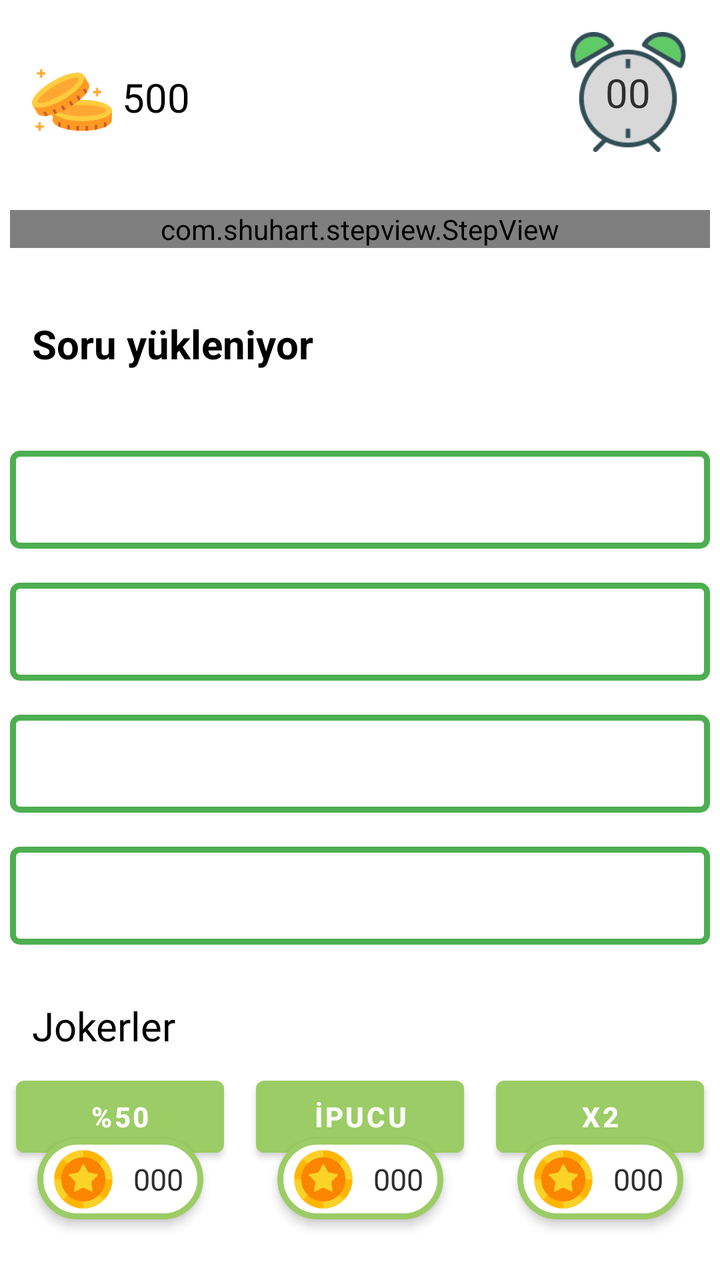
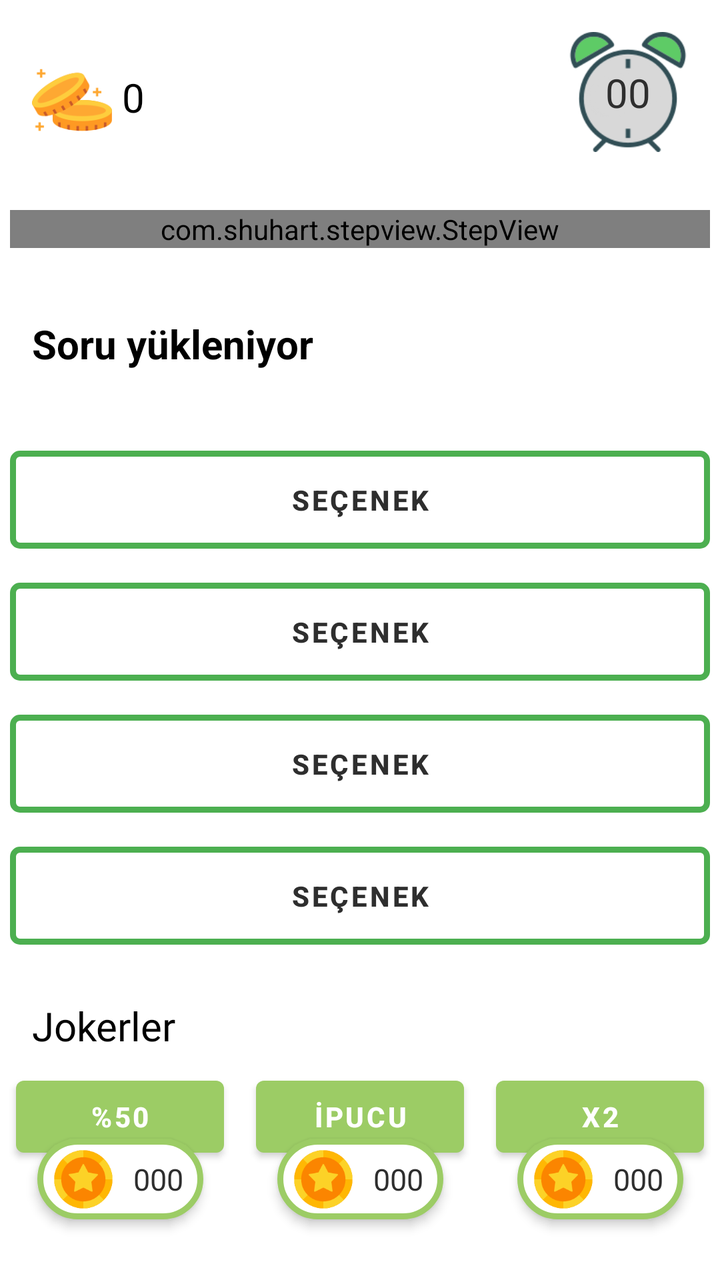

Compare the two renders of this Android layout. The source of the first and the diff that turns it into the second are given below.
<!-- AndroidManifest.xml: application theme Theme.Yolcu -->
<!-- res/layout/activity_info_game.xml -->
<?xml version="1.0" encoding="utf-8"?>
<androidx.constraintlayout.widget.ConstraintLayout xmlns:android="http://schemas.android.com/apk/res/android"
    xmlns:app="http://schemas.android.com/apk/res-auto"
    xmlns:tools="http://schemas.android.com/tools"
    android:layout_width="match_parent"
    android:layout_height="match_parent"
    android:theme="@style/Theme.Yolcu"
    tools:context=".game.InfoGameActivity">

    
    <ImageView
        android:id="@+id/coinImage"
        android:layout_width="40dp"
        android:layout_height="40dp"
        android:layout_marginStart="16dp"
        android:layout_marginTop="30dp"
        android:src="@drawable/coin_2"
        app:layout_constraintEnd_toStartOf="@id/gold_amount_text"
        app:layout_constraintStart_toStartOf="parent"
        app:layout_constraintTop_toTopOf="parent" />

    <TextView
        android:id="@+id/gold_amount_text"
        android:layout_width="wrap_content"
        android:layout_height="wrap_content"
        android:layout_marginStart="5dp"
        android:layout_marginTop="35dp"
        android:fontFamily="@font/tomorrow_b"
        android:text="500"
        android:textSize="20sp"
        app:layout_constraintStart_toEndOf="@+id/coinImage"
        app:layout_constraintTop_toTopOf="parent" />

    

    <ImageView
        android:id="@+id/clockImage"
        android:layout_width="60dp"
        android:layout_height="60dp"
        android:layout_margin="16dp"
        android:layout_marginTop="16dp"
        android:src="@drawable/clock"
        app:layout_constraintEnd_toEndOf="parent"
        app:layout_constraintTop_toTopOf="parent" />

    <TextView
        android:id="@+id/timer_text"
        android:layout_width="wrap_content"
        android:layout_height="wrap_content"
        android:fontFamily="@font/tomorrow_b"
        android:textColor="@color/infoGameText"
        android:text="@string/default_timer"
        android:textSize="20sp"
        app:layout_constraintBottom_toBottomOf="@id/clockImage"
        app:layout_constraintEnd_toEndOf="@id/clockImage"
        app:layout_constraintStart_toStartOf="@id/clockImage"
        app:layout_constraintTop_toTopOf="@id/clockImage" />

    <androidx.constraintlayout.widget.Guideline
        android:id="@+id/guideline"
        android:layout_width="wrap_content"
        android:layout_height="wrap_content"
        android:orientation="horizontal"
        app:layout_constraintGuide_begin="100dp" />
    
    <TextView
        android:id="@+id/question_text"
        android:layout_width="0dp"
        android:layout_height="wrap_content"
        android:layout_margin="16dp"
        android:text="@string/soru_yukleniyor"
        android:textSize="20sp"
        android:textStyle="bold"
        app:layout_constraintBottom_toTopOf="@+id/option_1"
        app:layout_constraintEnd_toEndOf="parent"
        app:layout_constraintStart_toStartOf="parent"
        app:layout_constraintTop_toBottomOf="@id/step_view" />

    
    <Button
        android:id="@+id/option_1"
        style="@style/GreenOutlinedButton"
        android:layout_width="0dp"
        android:layout_height="wrap_content"
        android:layout_margin="5dp"
        android:layout_marginStart="8dp"
        android:layout_marginEnd="8dp"
        android:padding="15dp"
        android:textStyle="bold"
        app:layout_constraintBottom_toTopOf="@+id/option_2"
        app:layout_constraintEnd_toEndOf="parent"
        app:layout_constraintStart_toStartOf="parent" />

    <Button
        android:id="@+id/option_2"
        style="@style/GreenOutlinedButton"
        android:layout_width="0dp"
        android:layout_height="wrap_content"
        android:layout_margin="5dp"
        android:layout_marginStart="8dp"
        android:layout_marginEnd="8dp"
        android:padding="15dp"
        android:textStyle="bold"
        app:layout_constraintBottom_toTopOf="@+id/option_3"
        app:layout_constraintEnd_toEndOf="parent"
        app:layout_constraintStart_toStartOf="parent" />

    <Button
        android:id="@+id/option_3"
        style="@style/GreenOutlinedButton"
        android:layout_width="0dp"
        android:layout_height="wrap_content"
        android:layout_margin="5dp"
        android:layout_marginStart="8dp"
        android:layout_marginEnd="8dp"
        android:padding="15dp"
        android:textStyle="bold"
        app:layout_constraintBottom_toTopOf="@+id/option_4"
        app:layout_constraintEnd_toEndOf="parent"
        app:layout_constraintStart_toStartOf="parent" />

    <Button
        android:id="@+id/option_4"
        style="@style/GreenOutlinedButton"
        android:layout_width="0dp"
        android:layout_height="wrap_content"
        android:layout_margin="5dp"
        android:layout_marginStart="8dp"
        android:layout_marginEnd="8dp"
        android:padding="15dp"
        android:textStyle="bold"
        app:layout_constraintEnd_toEndOf="parent"
        app:layout_constraintStart_toStartOf="parent"
        app:layout_constraintBottom_toBottomOf="@id/guideline2" />


    <com.shuhart.stepview.StepView
        android:id="@+id/step_view"
        android:layout_width="match_parent"
        android:layout_height="wrap_content"
        android:layout_margin="5dp"
        app:layout_constraintEnd_toEndOf="parent"
        app:layout_constraintStart_toStartOf="parent"
        app:layout_constraintTop_toBottomOf="@id/guideline"
        app:sv_animationType="All"
        app:sv_doneCircleColor="@color/correctAnswer"
        app:sv_doneStepLineColor="@color/correctAnswer"
        app:sv_nextStepCircleColor="#88A1A1A1"
        app:sv_nextStepCircleEnabled="true"
        app:sv_nextTextColor="@color/white"
        app:sv_nextStepLineColor="#88A1A1A1"
        app:sv_selectedCircleColor="@color/colorAccent"
        app:sv_selectedTextColor="@color/black"
        app:sv_doneCircleRadius="10dp"
        app:sv_selectedCircleRadius="10dp"
        app:sv_stepsNumber="15"
        app:sv_stepNumberTextSize="12sp" />
    


    
    <androidx.constraintlayout.widget.Guideline
        android:id="@+id/guideline2"
        android:layout_width="wrap_content"
        android:layout_height="wrap_content"
        android:orientation="horizontal"
        app:layout_constraintGuide_percent="0.75512993" />

    <TextView
        android:id="@+id/joker_text"
        android:layout_width="0dp"
        android:layout_height="wrap_content"
        android:layout_margin="16dp"
        android:fontFamily="@font/tomorrow_b"
        android:text="Jokerler"
        android:textSize="20sp"
        app:layout_constraintEnd_toEndOf="parent"
        app:layout_constraintStart_toStartOf="parent"
        app:layout_constraintTop_toTopOf="@+id/guideline2" />

    
    <androidx.constraintlayout.widget.ConstraintLayout
        android:id="@id/costCoinLayout"
        android:layout_width="wrap_content"
        android:layout_height="wrap_content"
        android:layout_marginTop="35dp"
        android:background="@drawable/round_green_border"
        android:elevation="3dp"
        app:layout_constraintEnd_toEndOf="@id/joker_50"
        app:layout_constraintStart_toStartOf="@+id/joker_50"
        app:layout_constraintTop_toTopOf="@+id/joker_50">

        <ImageView
            android:id="@+id/costCoinImage"
            android:layout_width="30dp"
            android:layout_height="30dp"
            android:layout_marginStart="8dp"
            android:src="@drawable/coin_1"
            app:layout_constraintBottom_toBottomOf="@id/costCoinLayout"
            app:layout_constraintEnd_toStartOf="@+id/costCoinLabel"
            app:layout_constraintStart_toStartOf="@+id/costCoinLayout"
            app:layout_constraintTop_toTopOf="@+id/costCoinLayout" />

        <TextView
            android:id="@+id/costCoinLabel"
            android:layout_width="wrap_content"
            android:layout_height="wrap_content"
            android:fontFamily="@font/tomorrow_b"
            android:padding="10dp"
            android:text="@string/default_cost_coin"
            android:textColor="@color/infoGameText"
            android:textSize="15sp"
            app:layout_constraintBottom_toBottomOf="@id/costCoinLayout"
            app:layout_constraintEnd_toEndOf="@id/costCoinLayout"
            app:layout_constraintStart_toEndOf="@+id/costCoinImage"
            app:layout_constraintTop_toTopOf="@+id/costCoinLayout" />

    </androidx.constraintlayout.widget.ConstraintLayout>

    <Button
        android:id="@+id/joker_50"
        android:layout_width="0dp"
        android:layout_height="wrap_content"
        android:layout_margin="8dp"
        android:text="%50"
        android:textStyle="bold"
        app:layout_constraintEnd_toStartOf="@id/joker_hint"
        app:layout_constraintStart_toStartOf="parent"
        app:layout_constraintTop_toBottomOf="@id/joker_text" />

    
    <androidx.constraintlayout.widget.ConstraintLayout
        android:id="@id/costCoinLayout_2"
        android:layout_width="wrap_content"
        android:layout_height="wrap_content"
        android:layout_marginTop="35dp"
        android:background="@drawable/round_green_border"
        android:elevation="3dp"
        app:layout_constraintEnd_toEndOf="@id/joker_hint"
        app:layout_constraintStart_toStartOf="@+id/joker_hint"
        app:layout_constraintTop_toTopOf="@+id/joker_hint">

        <ImageView
            android:id="@+id/costCoinImage_2"
            android:layout_width="30dp"
            android:layout_height="30dp"
            android:layout_marginStart="8dp"
            android:src="@drawable/coin_1"
            app:layout_constraintBottom_toBottomOf="@id/costCoinLayout_2"
            app:layout_constraintEnd_toStartOf="@+id/costCoinLabel_2"
            app:layout_constraintStart_toStartOf="@+id/costCoinLayout_2"
            app:layout_constraintTop_toTopOf="@+id/costCoinLayout_2" />

        <TextView
            android:id="@+id/costCoinLabel_2"
            android:layout_width="wrap_content"
            android:layout_height="wrap_content"
            android:fontFamily="@font/tomorrow_b"
            android:padding="10dp"
            android:text="@string/default_cost_coin"
            android:textColor="@color/infoGameText"
            android:textSize="15sp"
            app:layout_constraintBottom_toBottomOf="@id/costCoinLayout_2"
            app:layout_constraintEnd_toEndOf="@id/costCoinLayout_2"
            app:layout_constraintStart_toEndOf="@+id/costCoinImage_2"
            app:layout_constraintTop_toTopOf="@+id/costCoinLayout_2" />
    </androidx.constraintlayout.widget.ConstraintLayout>

    <Button
        android:id="@+id/joker_hint"
        android:layout_width="0dp"
        android:layout_height="wrap_content"
        android:layout_margin="8dp"
        android:text="İpucu"
        android:textStyle="bold"
        app:layout_constraintEnd_toStartOf="@+id/joker_double"
        app:layout_constraintStart_toEndOf="@+id/joker_50"
        app:layout_constraintTop_toBottomOf="@+id/joker_text" />
    
    <androidx.constraintlayout.widget.ConstraintLayout
        android:id="@id/costCoinLayout_3"
        android:layout_width="wrap_content"
        android:layout_height="wrap_content"
        android:layout_marginTop="35dp"
        android:background="@drawable/round_green_border"
        android:elevation="3dp"
        app:layout_constraintEnd_toEndOf="@id/joker_double"
        app:layout_constraintStart_toStartOf="@+id/joker_double"
        app:layout_constraintTop_toTopOf="@+id/joker_double">

        <ImageView
            android:id="@+id/costCoinImage_3"
            android:layout_width="30dp"
            android:layout_height="30dp"
            android:layout_marginStart="8dp"
            android:src="@drawable/coin_1"
            app:layout_constraintBottom_toBottomOf="@id/costCoinLayout_3"
            app:layout_constraintEnd_toStartOf="@+id/costCoinLabel_3"
            app:layout_constraintStart_toStartOf="@+id/costCoinLayout_3"
            app:layout_constraintTop_toTopOf="@+id/costCoinLayout_3" />

        <TextView
            android:id="@+id/costCoinLabel_3"
            android:layout_width="wrap_content"
            android:layout_height="wrap_content"
            android:fontFamily="@font/tomorrow_b"
            android:padding="10dp"
            android:text="@string/default_cost_coin"
            android:textColor="@color/infoGameText"
            android:textSize="15sp"
            app:layout_constraintBottom_toBottomOf="@id/costCoinLayout_3"
            app:layout_constraintEnd_toEndOf="@id/costCoinLayout_3"
            app:layout_constraintStart_toEndOf="@+id/costCoinImage_3"
            app:layout_constraintTop_toTopOf="@+id/costCoinLayout_3" />
    </androidx.constraintlayout.widget.ConstraintLayout>


    <Button
        android:id="@+id/joker_double"
        android:layout_width="0dp"
        android:layout_height="wrap_content"
        android:layout_margin="8dp"
        android:text="x2"
        android:textStyle="bold"
        app:layout_constraintEnd_toEndOf="parent"
        app:layout_constraintStart_toEndOf="@+id/joker_hint"
        app:layout_constraintTop_toBottomOf="@+id/joker_text" />


</androidx.constraintlayout.widget.ConstraintLayout>
<!-- resources referenced by this layout -->
<resources>
  <color name="black">#FF000000</color>
  <color name="colorAccent">#FBC02D</color>
  <color name="correctAnswer">#9CCC65</color>
  <color name="infoGameText">#2E2E2E</color>
  <color name="white">#FFFFFFFF</color>
  <!-- drawable clock: png bitmap (drawable, 9525 bytes) -->
  <!-- drawable coin_1: png bitmap (drawable, 5865 bytes) -->
  <!-- drawable coin_2: png bitmap (drawable, 6130 bytes) -->
  <!-- drawable round_green_border (drawable) -->
  <shape xmlns:android="http://schemas.android.com/apk/res/android"
      android:shape="rectangle">
  
      <corners android:radius="50dp" /> 
  
      <stroke
          android:width="3dp"
          android:color="#9CCC65" /> 
  
      <solid android:color="@android:color/white" /> 
  
  </shape>
  <string name="default_cost_coin">000</string>
  <string name="default_timer">00</string>
  <string name="soru_yukleniyor">Soru yükleniyor</string>
  <style name="GreenOutlinedButton" parent="Widget.MaterialComponents.Button.OutlinedButton">
          <item name="backgroundTint">@android:color/white</item>
          <item name="strokeColor">#4CAF50</item> 
          <item name="strokeWidth">3dp</item> 
          <item name="cornerRadius">5dp</item> 
          <item name="android:textColor">@color/infoGameText</item> 
      </style>
  <style name="Theme.Yolcu" parent="Theme.MaterialComponents.DayNight.DarkActionBar">
          
          <item name="colorPrimary">#9CCC65</item>
          <item name="colorPrimaryVariant">#43A047</item>
          <item name="colorOnPrimary">@color/white</item>
          
          <item name="colorSecondary">#9CCC65</item>
          <item name="colorSecondaryVariant">@color/teal_700</item>
          <item name="colorOnSecondary">@color/white</item>
          
          <item name="android:statusBarColor">?attr/colorPrimaryVariant</item>
          
          <item name="actionMenuTextColor">@color/white</item>
          <item name="android:actionMenuTextColor">@color/white</item>
          <item name="android:textColor">@color/black</item>
      </style>
  <color name="teal_700">#FF018786</color>
</resources>

<!-- the commit's change to res/layout/activity_info_game.xml (unified diff, before → after) -->
@@ -14,6 +14,7 @@
         android:layout_height="40dp"
         android:layout_marginStart="16dp"
         android:layout_marginTop="30dp"
+        android:contentDescription="@string/altin_icon"
         android:src="@drawable/coin_2"
         app:layout_constraintEnd_toStartOf="@id/gold_amount_text"
         app:layout_constraintStart_toStartOf="parent"
@@ -26,7 +27,7 @@
         android:layout_marginStart="5dp"
         android:layout_marginTop="35dp"
         android:fontFamily="@font/tomorrow_b"
-        android:text="500"
+        android:text="@string/default_value"
         android:textSize="20sp"
         app:layout_constraintStart_toEndOf="@+id/coinImage"
         app:layout_constraintTop_toTopOf="parent" />
@@ -39,6 +40,7 @@
         android:layout_height="60dp"
         android:layout_margin="16dp"
         android:layout_marginTop="16dp"
+        android:contentDescription="@string/gerisayim_icon"
         android:src="@drawable/clock"
         app:layout_constraintEnd_toEndOf="parent"
         app:layout_constraintTop_toTopOf="parent" />
@@ -48,8 +50,8 @@
         android:layout_width="wrap_content"
         android:layout_height="wrap_content"
         android:fontFamily="@font/tomorrow_b"
+        android:text="@string/default_timer"
         android:textColor="@color/infoGameText"
-        android:text="@string/default_timer"
         android:textSize="20sp"
         app:layout_constraintBottom_toBottomOf="@id/clockImage"
         app:layout_constraintEnd_toEndOf="@id/clockImage"
@@ -86,6 +88,7 @@
         android:layout_marginStart="8dp"
         android:layout_marginEnd="8dp"
         android:padding="15dp"
+        android:text="@string/testYazisiButton"
         android:textStyle="bold"
         app:layout_constraintBottom_toTopOf="@+id/option_2"
         app:layout_constraintEnd_toEndOf="parent"
@@ -100,6 +103,7 @@
         android:layout_marginStart="8dp"
         android:layout_marginEnd="8dp"
         android:padding="15dp"
+        android:text="@string/testYazisiButton"
         android:textStyle="bold"
         app:layout_constraintBottom_toTopOf="@+id/option_3"
         app:layout_constraintEnd_toEndOf="parent"
@@ -114,6 +118,7 @@
         android:layout_marginStart="8dp"
         android:layout_marginEnd="8dp"
         android:padding="15dp"
+        android:text="@string/testYazisiButton"
         android:textStyle="bold"
         app:layout_constraintBottom_toTopOf="@+id/option_4"
         app:layout_constraintEnd_toEndOf="parent"
@@ -128,10 +133,11 @@
         android:layout_marginStart="8dp"
         android:layout_marginEnd="8dp"
         android:padding="15dp"
-        android:textStyle="bold"
-        app:layout_constraintEnd_toEndOf="parent"
-        app:layout_constraintStart_toStartOf="parent"
-        app:layout_constraintBottom_toBottomOf="@id/guideline2" />
+        android:text="@string/testYazisiButton"
+        android:textStyle="bold"
+        app:layout_constraintBottom_toBottomOf="@id/guideline2"
+        app:layout_constraintEnd_toEndOf="parent"
+        app:layout_constraintStart_toStartOf="parent" />
 
 
     <com.shuhart.stepview.StepView
@@ -144,17 +150,17 @@
         app:layout_constraintTop_toBottomOf="@id/guideline"
         app:sv_animationType="All"
         app:sv_doneCircleColor="@color/correctAnswer"
+        app:sv_doneCircleRadius="10dp"
         app:sv_doneStepLineColor="@color/correctAnswer"
         app:sv_nextStepCircleColor="#88A1A1A1"
         app:sv_nextStepCircleEnabled="true"
+        app:sv_nextStepLineColor="#88A1A1A1"
         app:sv_nextTextColor="@color/white"
-        app:sv_nextStepLineColor="#88A1A1A1"
         app:sv_selectedCircleColor="@color/colorAccent"
+        app:sv_selectedCircleRadius="10dp"
         app:sv_selectedTextColor="@color/black"
-        app:sv_doneCircleRadius="10dp"
-        app:sv_selectedCircleRadius="10dp"
-        app:sv_stepsNumber="15"
-        app:sv_stepNumberTextSize="12sp" />
+        app:sv_stepNumberTextSize="12sp"
+        app:sv_stepsNumber="15" />
     
 
 
@@ -172,7 +178,7 @@
         android:layout_height="wrap_content"
         android:layout_margin="16dp"
         android:fontFamily="@font/tomorrow_b"
-        android:text="Jokerler"
+        android:text="@string/jokerler_label"
         android:textSize="20sp"
         app:layout_constraintEnd_toEndOf="parent"
         app:layout_constraintStart_toStartOf="parent"
@@ -195,6 +201,7 @@
             android:layout_width="30dp"
             android:layout_height="30dp"
             android:layout_marginStart="8dp"
+            android:contentDescription="@string/joker_icon"
             android:src="@drawable/coin_1"
             app:layout_constraintBottom_toBottomOf="@id/costCoinLayout"
             app:layout_constraintEnd_toStartOf="@+id/costCoinLabel"
@@ -222,7 +229,7 @@
         android:layout_width="0dp"
         android:layout_height="wrap_content"
         android:layout_margin="8dp"
-        android:text="%50"
+        android:text="@string/joker_1"
         android:textStyle="bold"
         app:layout_constraintEnd_toStartOf="@id/joker_hint"
         app:layout_constraintStart_toStartOf="parent"
@@ -245,6 +252,7 @@
             android:layout_width="30dp"
             android:layout_height="30dp"
             android:layout_marginStart="8dp"
+            android:contentDescription="@string/joker_icon"
             android:src="@drawable/coin_1"
             app:layout_constraintBottom_toBottomOf="@id/costCoinLayout_2"
             app:layout_constraintEnd_toStartOf="@+id/costCoinLabel_2"
@@ -271,7 +279,7 @@
         android:layout_width="0dp"
         android:layout_height="wrap_content"
         android:layout_margin="8dp"
-        android:text="İpucu"
+        android:text="@string/joker_2"
         android:textStyle="bold"
         app:layout_constraintEnd_toStartOf="@+id/joker_double"
         app:layout_constraintStart_toEndOf="@+id/joker_50"
@@ -293,6 +301,7 @@
             android:layout_width="30dp"
             android:layout_height="30dp"
             android:layout_marginStart="8dp"
+            android:contentDescription="@string/joker_icon"
             android:src="@drawable/coin_1"
             app:layout_constraintBottom_toBottomOf="@id/costCoinLayout_3"
             app:layout_constraintEnd_toStartOf="@+id/costCoinLabel_3"
@@ -320,7 +329,7 @@
         android:layout_width="0dp"
         android:layout_height="wrap_content"
         android:layout_margin="8dp"
-        android:text="x2"
+        android:text="@string/joker_3"
         android:textStyle="bold"
         app:layout_constraintEnd_toEndOf="parent"
         app:layout_constraintStart_toEndOf="@+id/joker_hint"
<!-- resource entries referenced after the edit -->
@@ -21,9 +21,18 @@
       <solid android:color="@android:color/white" /> 
   
   </shape>
+  <string name="altin_icon">Altın ikonu</string>
   <string name="default_cost_coin">000</string>
   <string name="default_timer">00</string>
+  <string name="default_value">0</string>
+  <string name="gerisayim_icon">Geri sayım saat ikonu</string>
+  <string name="joker_1">%50</string>
+  <string name="joker_2">İpucu</string>
+  <string name="joker_3">x2</string>
+  <string name="joker_icon">joker ikonu</string>
+  <string name="jokerler_label">Jokerler</string>
   <string name="soru_yukleniyor">Soru yükleniyor</string>
+  <string name="testYazisiButton">Seçenek</string>
   <style name="GreenOutlinedButton" parent="Widget.MaterialComponents.Button.OutlinedButton">
           <item name="backgroundTint">@android:color/white</item>
           <item name="strokeColor">#4CAF50</item> 
